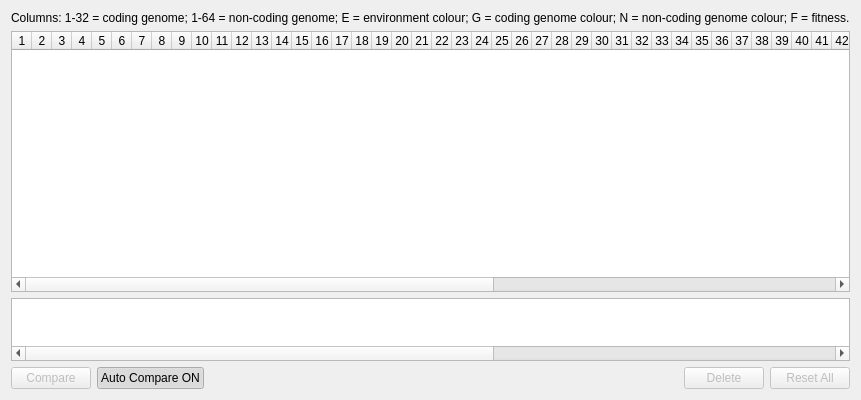
Before: the Qt Designer form genomecomparison.ui in marksutton/EvoSim, drawn with Qt 5.
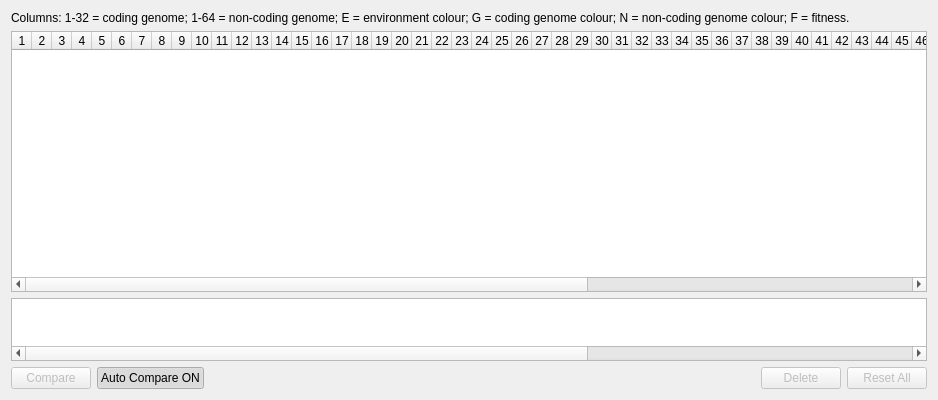
After: the same form once the commit is applied.

What changed in the file:
```diff
--- a/genomecomparison.ui
+++ b/genomecomparison.ui
@@ -6,7 +6,7 @@
    <rect>
     <x>0</x>
     <y>0</y>
-    <width>744</width>
+    <width>938</width>
     <height>400</height>
    </rect>
   </property>
@@ -19,6 +19,9 @@
      <property name="text">
       <string>Columns: 1-32 = coding genome; 1-64 = non-coding genome; E = environment colour; G = coding genome colour; N = non-coding genome colour; F = fitness.</string>
      </property>
+     <property name="wordWrap">
+      <bool>true</bool>
+     </property>
     </widget>
    </item>
    <item>
```
